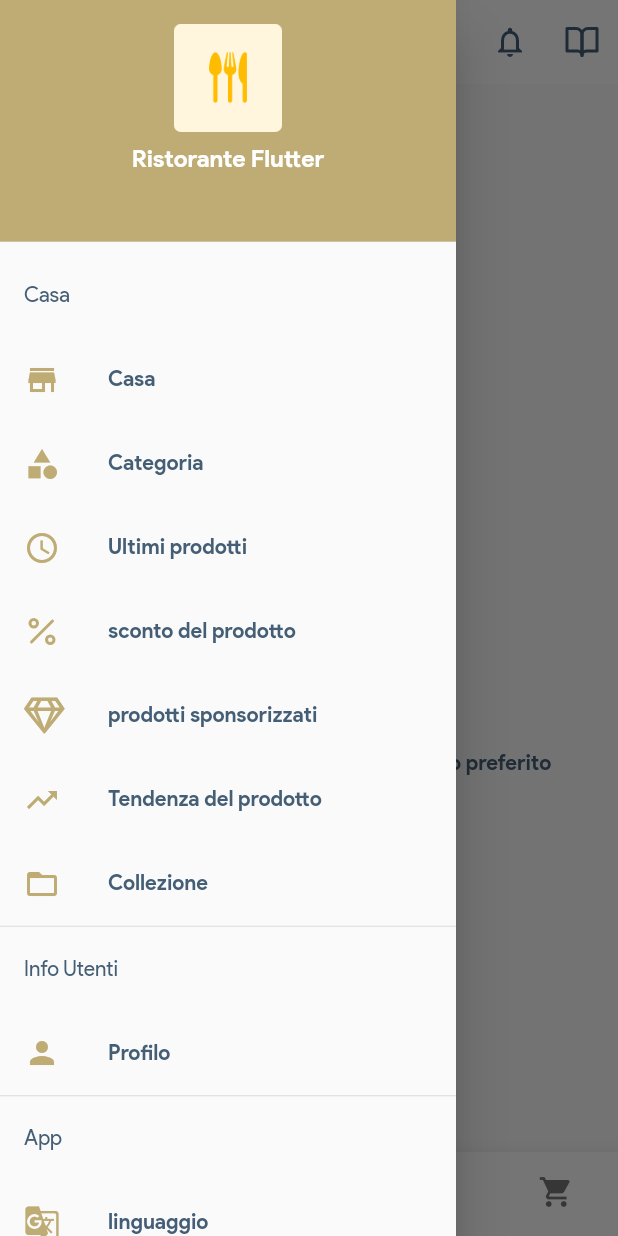
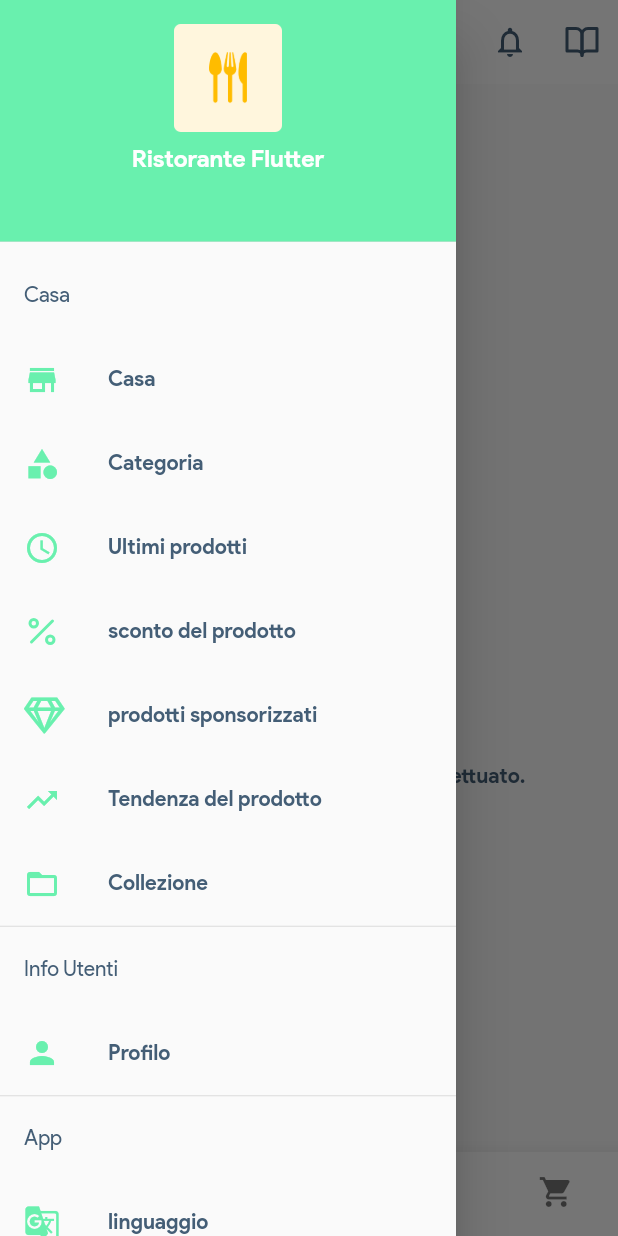
Before and after one commit to monkeybits/restaurant-template2, a Flutter app: the screen it shows after launch, item 4 of the bottom bar chosen, with the side drawer open, on a phone screen of 412 x 824 dp. Run offline on Flutter 3.47's test engine with Material 2 defaults, Android fonts, the phone set to English and light mode, and no system bars; our stand-ins replace carousel_slider, cloud_firestore, connectivity, dynamic_theme, easy_localization, firebase_auth and 23 more; missing offline and left inert: apple_sign_in, braintree_payment, firebase_auth_platform_interface, flutter_facebook_login, flutter_paystack and 8 more; accounts and stored records are empty; network calls fail.

Commit message:
fixed bottom navigation

```diff
--- a/assets/langs/en-US.json
+++ b/assets/langs/en-US.json
@@ -308,6 +308,8 @@
   "detail_info_tile__nutrient": "Nutrient",
   "description_tile__product_description": "Product Description",
   "transaction_list__title": "Transaction List",
+  "transaction_list__empty_cart_title": "No orders committed",
+  "transaction_list__empty_cart_description": "At the moment no orders committed",
   "transaction_list__total_amount": "Total Amount",
   "transaction_detail__trans_no": "Order No",
   "transaction_detail__title": "Transaction Detail",
--- a/assets/langs/it-IT.json
+++ b/assets/langs/it-IT.json
@@ -496,6 +496,8 @@
     "transaction_restaurant" : "Ristorante :",
     "transaction_call_restaurant" : "Chiama il ristorante",
     "transaction_cancel_booking" : "Annulla prenotazione",
+    "transaction_list__empty_cart_title": "Nessun ordine effettuato",
+    "transaction_list__empty_cart_description": "Al momento nessun ordine è stato effettuato.",
     "reservation_confirm":"Vuoi davvero cancellare la prenotazione?",
     "more__activity_title": "ATTIVITA '",
     "more__favourite_title": "Preferiti",
--- a/lib/config/ps_colors.dart
+++ b/lib/config/ps_colors.dart
@@ -81,7 +81,7 @@ class PsColors {
   ///
   /// Common Theme
   ///
-  static const Color _c_main_color = Color(0xFFbeac74);
+  static const Color _c_main_color = Colors.greenAccent;
   static const Color _c_main_light_color = Color(0xFFFFF3D3);
   static const Color _c_main_dark_color = Color(0xFF080f18);
 
--- a/lib/config/ps_config.dart
+++ b/lib/config/ps_config.dart
@@ -206,8 +206,8 @@ class PsConfig {
   ///
   /// Default Location
   ///
-  static String lat = '1.331117';
-  static String lng = '103.849622';
+  static String lat = '45.5186309';
+  static String lng = '9.7029666';
 
   ///
   /// Razor Currency
--- a/lib/firebase/auth/auth.dart
+++ /dev/null
@@ -1 +0,0 @@
-import 'package:cloud_firestore/cloud_firestore.dart';
--- a/lib/provider/user/user_provider.dart
+++ b/lib/provider/user/user_provider.dart
@@ -6,6 +6,7 @@ import 'package:apple_sign_in/scope.dart';
 import 'package:cloud_firestore/cloud_firestore.dart';
 import 'package:firebase_auth/firebase_auth.dart' as fb_auth;
 import 'package:firebase_auth_platform_interface/firebase_auth_platform_interface.dart';
+import 'package:firebase_core/firebase_core.dart';
 import 'package:flutter/services.dart';
 import 'package:flutterrestaurant/config/ps_config.dart';
 import 'package:flutterrestaurant/constant/ps_constants.dart';
@@ -88,6 +89,10 @@ class UserProvider extends PsProvider {
   StreamController<PsResource<User>> userListStream;
   final fb_auth.FirebaseAuth _firebaseAuth = fb_auth.FirebaseAuth.instance;
   final GoogleSignIn _googleSignIn = GoogleSignIn();
+  CollectionReference users = FirebaseFirestore.instance
+      .collection('lowcostapps')
+      .doc('tinpanalley')
+      .collection('users');
 
   @override
   void dispose() {
@@ -236,7 +241,15 @@ class UserProvider extends PsProvider {
 
     _user = await _repo.postPhoneLogin(
         jsonMap, isConnectedToInternet, PsStatus.PROGRESS_LOADING);
-
+    var current_user_id = fb_auth.FirebaseAuth.instance.currentUser.uid;
+    try {
+      // check if admin
+      var document = await users.doc(current_user_id).get();
+      PsSharedPreferences pref = PsSharedPreferences.instance;
+      pref.shared.setString('user_role', document.data()['role']);
+    } catch (e) {
+      print(e);
+    }
     return _user;
   }
 
@@ -250,6 +263,15 @@ class UserProvider extends PsProvider {
     _user = await _repo.postFBLogin(
         jsonMap, isConnectedToInternet, PsStatus.PROGRESS_LOADING);
 
+    try {
+      // check if admin
+      var document = await users.doc(_user.data.facebookId).get();
+      PsSharedPreferences pref = PsSharedPreferences.instance;
+      pref.shared.setString('user_role', document.data()['role']);
+    } catch (e) {
+      print(e);
+    }
+
     return _user;
   }
 
@@ -262,6 +284,14 @@ class UserProvider extends PsProvider {
 
     _user = await _repo.postGoogleLogin(
         jsonMap, isConnectedToInternet, PsStatus.PROGRESS_LOADING);
+    try {
+      // check if admin
+      var document = await users.doc(_user.data.googleId).get();
+      PsSharedPreferences pref = PsSharedPreferences.instance;
+      pref.shared.setString('user_role', document.data()['role']);
+    } catch (e) {
+      print(e);
+    }
 
     return _user;
   }
@@ -1024,8 +1054,10 @@ class UserProvider extends PsProvider {
       result = await _firebaseAuth.signInWithEmailAndPassword(
           email: email, password: password);
       user = result.user;
-      CollectionReference users =
-          FirebaseFirestore.instance.collection('lowcostapps').doc('tinpanalley').collection('users');
+      CollectionReference users = FirebaseFirestore.instance
+          .collection('lowcostapps')
+          .doc('tinpanalley')
+          .collection('users');
       var document = await users.doc(user.uid).get();
       PsSharedPreferences pref = PsSharedPreferences.instance;
       pref.shared.setString('user_role', document.data()['role']);
--- a/lib/ui/dashboard/core/dashboard_view.dart
+++ b/lib/ui/dashboard/core/dashboard_view.dart
@@ -188,7 +188,7 @@ class _HomeViewState extends State<DashboardView>
       case PsConst.REQUEST_CODE__DASHBOARD_PHONE_VERIFY_FRAGMENT:
         index = 2;
         break;
-      case PsConst.REQUEST_CODE__MENU_FAVOURITE_FRAGMENT:
+      case PsConst.REQUEST_CODE__MENU_TRANSACTION_FRAGMENT:
         index = 3;
         break;
       case PsConst.REQUEST_CODE__DASHBOARD_BASKET_FRAGMENT:
@@ -224,8 +224,8 @@ class _HomeViewState extends State<DashboardView>
             : Utils.getString(context, 'home__bottom_app_bar_verify_email');
         break;
       case 3:
-        index = PsConst.REQUEST_CODE__MENU_FAVOURITE_FRAGMENT;
-        title = Utils.getString(context, 'home__menu_drawer_favourite');
+        index = PsConst.REQUEST_CODE__MENU_TRANSACTION_FRAGMENT;
+        title = Utils.getString(context, 'home__menu_drawer_transaction');
         break;
       case 4:
         index = PsConst.REQUEST_CODE__DASHBOARD_BASKET_FRAGMENT;
@@ -763,6 +763,8 @@ class _HomeViewState extends State<DashboardView>
                 _currentIndex ==
                     PsConst.REQUEST_CODE__MENU_FAVOURITE_FRAGMENT ||
                 _currentIndex ==
+                    PsConst.REQUEST_CODE__MENU_TRANSACTION_FRAGMENT ||
+                _currentIndex ==
                     PsConst.REQUEST_CODE__DASHBOARD_BASKET_FRAGMENT ||
                 _currentIndex ==
                     PsConst.REQUEST_CODE__DASHBOARD_LOGIN_FRAGMENT ||
@@ -806,7 +808,7 @@ class _HomeViewState extends State<DashboardView>
                           context, 'home__bottom_app_bar_login'),
                     ),
                     BottomNavigationBarItem(
-                      icon: const Icon(Icons.favorite),
+                      icon: const Icon(Icons.receipt),
                       label: Utils.getString(
                           context, 'home__bottom_app_bar_search'),
                     ),
--- a/lib/ui/product/favourite/favourite_product_list_container.dart
+++ b/lib/ui/product/favourite/favourite_product_list_container.dart
@@ -1,9 +1,13 @@
 import 'package:flutterrestaurant/config/ps_colors.dart';
 import 'package:flutterrestaurant/config/ps_config.dart';
+import 'package:flutterrestaurant/constant/ps_dimens.dart';
+import 'package:flutterrestaurant/constant/route_paths.dart';
 import 'package:flutterrestaurant/utils/utils.dart';
 import 'package:flutter/material.dart';
 
 import 'favourite_product_list_view.dart';
+
+
 
 class FavouriteProductListContainerView extends StatefulWidget {
   @override
--- a/lib/ui/transaction/list/transaction_list_view.dart
+++ b/lib/ui/transaction/list/transaction_list_view.dart
@@ -1,4 +1,5 @@
 import 'package:flutterrestaurant/config/ps_config.dart';
+import 'package:flutterrestaurant/constant/ps_dimens.dart';
 import 'package:flutterrestaurant/provider/transaction/transaction_header_provider.dart';
 import 'package:flutterrestaurant/repository/transaction_header_repository.dart';
 import 'package:flutterrestaurant/ui/common/ps_admob_banner_widget.dart';
@@ -139,7 +140,69 @@ class _TransactionListViewState extends State<TransactionListView>
             ],
           );
         } else {
-          return Container();
+           widget.animationController.forward();
+              final Animation<double> animation =
+                  Tween<double>(begin: 0.0, end: 1.0).animate(CurvedAnimation(
+                      parent: widget.animationController,
+                      curve: const Interval(0.5 * 1, 1.0,
+                          curve: Curves.fastOutSlowIn)));
+              return AnimatedBuilder(
+                animation: widget.animationController,
+                child: SingleChildScrollView(
+                  child: Container(
+                    height: MediaQuery.of(context).size.height,
+                    padding: const EdgeInsets.only(bottom: PsDimens.space120),
+                    child: Column(
+                      mainAxisAlignment: MainAxisAlignment.center,
+                      crossAxisAlignment: CrossAxisAlignment.center,
+                      mainAxisSize: MainAxisSize.min,
+                      children: <Widget>[
+                        Image.asset(
+                          'assets/images/empty_basket.png',
+                          height: 150,
+                          width: 200,
+                          fit: BoxFit.cover,
+                        ),
+                        const SizedBox(
+                          height: PsDimens.space32,
+                        ),
+                        Text(
+                          Utils.getString(
+                              context, 'transaction_list__empty_cart_title'),
+                          style:
+                              Theme.of(context).textTheme.bodyText1.copyWith(),
+                        ),
+                        const SizedBox(
+                          height: PsDimens.space20,
+                        ),
+                        Padding(
+                          padding: const EdgeInsets.fromLTRB(
+                              PsDimens.space32, 0, PsDimens.space32, 0),
+                          child: Align(
+                            alignment: Alignment.center,
+                            child: Text(
+                                Utils.getString(context,
+                                    'transaction_list__empty_cart_description'),
+                                style: Theme.of(context)
+                                    .textTheme
+                                    .bodyText2
+                                    .copyWith(),
+                                textAlign: TextAlign.center),
+                          ),
+                        ),
+                      ],
+                    ),
+                  ),
+                ),
+                builder: (BuildContext context, Widget child) {
+                  return FadeTransition(
+                      opacity: animation,
+                      child: Transform(
+                          transform: Matrix4.translationValues(
+                              0.0, 100 * (1.0 - animation.value), 0.0),
+                          child: child));
+                },
+              );
         }
       }),
     );
```
Also changed, not shown: 1 other file.
